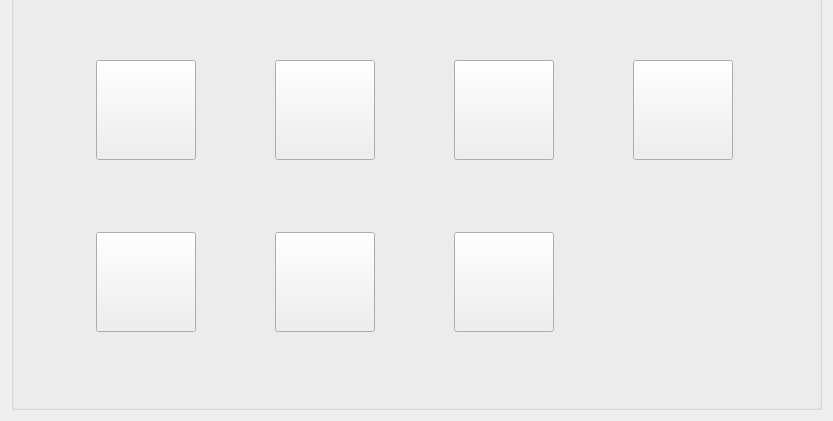
Above: Qt/ERP/systemmanager.ui from superp2017/NTERP before the change; both pictures show x 0 to 833 and y 327 to 748 of the 833 by 748 pixel window. Below: the same form after it.
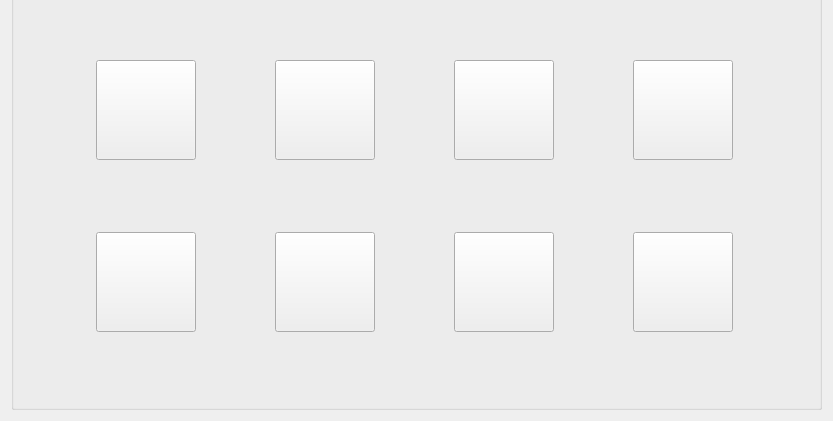
That is the form after the change.

```diff
--- a/Qt/ERP/systemmanager.ui
+++ b/Qt/ERP/systemmanager.ui
@@ -97,19 +97,6 @@
         </property>
        </widget>
       </item>
-      <item row="1" column="1">
-       <widget class="QPushButton" name="pushButton_author_manage">
-        <property name="minimumSize">
-         <size>
-          <width>100</width>
-          <height>100</height>
-         </size>
-        </property>
-        <property name="text">
-         <string/>
-        </property>
-       </widget>
-      </item>
       <item row="0" column="2">
        <widget class="QPushButton" name="pushButton_mateial_manage">
         <property name="minimumSize">
@@ -205,7 +192,26 @@
         </property>
        </widget>
       </item>
-      <item row="2" column="2">
+      <item row="1" column="1">
+       <widget class="QPushButton" name="pushButton_plating">
+        <property name="minimumSize">
+         <size>
+          <width>100</width>
+          <height>100</height>
+         </size>
+        </property>
+        <property name="maximumSize">
+         <size>
+          <width>100</width>
+          <height>100</height>
+         </size>
+        </property>
+        <property name="text">
+         <string/>
+        </property>
+       </widget>
+      </item>
+      <item row="2" column="5">
        <widget class="QPushButton" name="pushButton__about_system">
         <property name="minimumSize">
          <size>
@@ -224,7 +230,7 @@
         </property>
        </widget>
       </item>
-      <item row="2" column="1">
+      <item row="2" column="2">
        <widget class="QPushButton" name="pushButton_about_commpany">
         <property name="minimumSize">
          <size>
@@ -243,8 +249,21 @@
         </property>
        </widget>
       </item>
+      <item row="2" column="1">
+       <widget class="QPushButton" name="pushButton_author_manage">
+        <property name="minimumSize">
+         <size>
+          <width>100</width>
+          <height>100</height>
+         </size>
+        </property>
+        <property name="text">
+         <string/>
+        </property>
+       </widget>
+      </item>
       <item row="2" column="0">
-       <widget class="QPushButton" name="pushButton_plating">
+       <widget class="QPushButton" name="pushButton_out_print">
         <property name="minimumSize">
          <size>
           <width>100</width>
```
